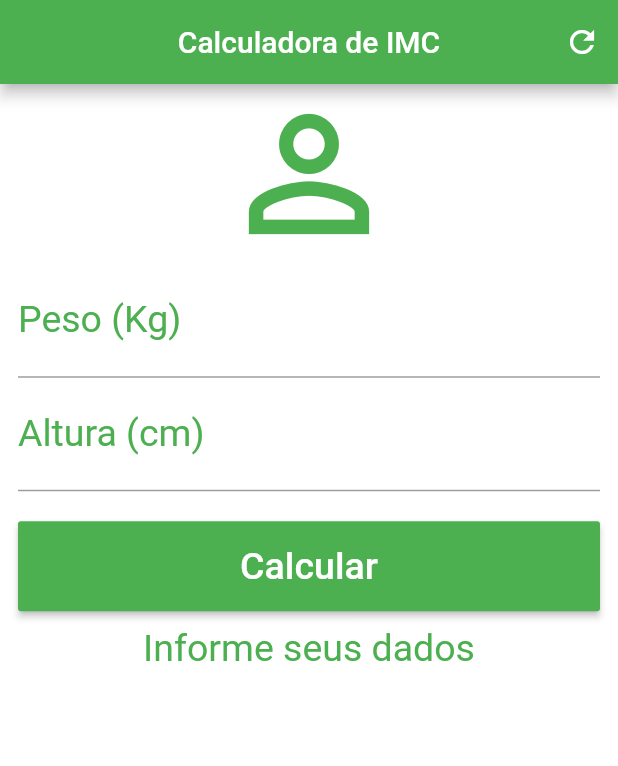
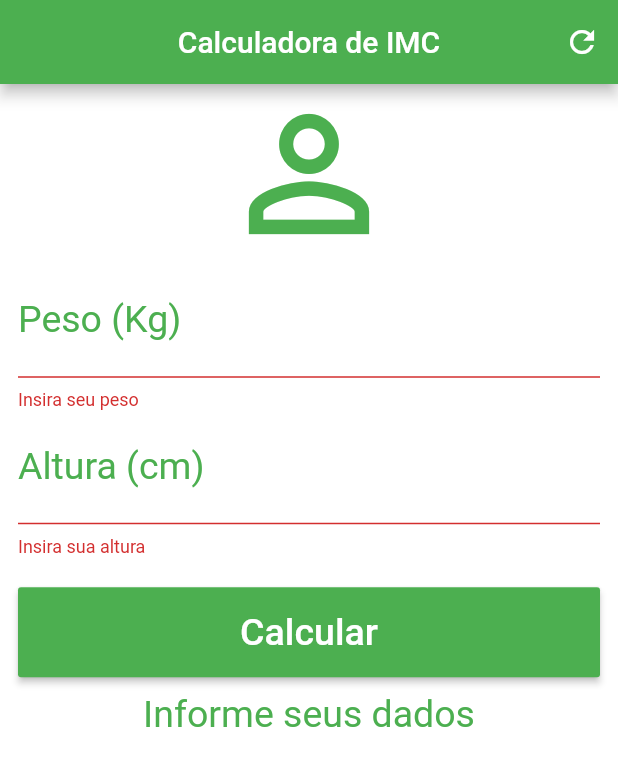
Before and after one commit to mvcbotelho/IMCFlutter, a Flutter app: the screen it shows after launch, after a tap on "Calcular", on a phone screen of 412 x 824 dp. Shown: the top 766 px of the screen. Run offline on Flutter 3.47's test engine with Material 2 defaults, Android fonts, the phone set to English and light mode, and no system bars.

```diff
--- a/lib/main.dart
+++ b/lib/main.dart
@@ -13,6 +13,8 @@ class Home extends StatefulWidget {
 class _HomeState extends State<Home> {
   TextEditingController weightController = TextEditingController();
   TextEditingController heightController = TextEditingController();
+
+  GlobalKey<FormState> _formValidation = GlobalKey<FormState>();
 
   String _infoText = 'Informe seus dados';
 
@@ -32,15 +34,15 @@ class _HomeState extends State<Home> {
       print(imc);
       if (imc < 18.6) {
         _infoText = "${imc.toStringAsPrecision(3)} - Abaixo do peso";
-      } else if (imc >= 18.6 && imc < 24.9){
+      } else if (imc >= 18.6 && imc < 24.9) {
         _infoText = "${imc.toStringAsPrecision(3)} - Peso ideal";
-      } else if (imc >= 24.9 && imc < 29.9){
+      } else if (imc >= 24.9 && imc < 29.9) {
         _infoText = "${imc.toStringAsPrecision(3)} - Levemente acima do peso";
-      } else if (imc >= 29.9 && imc < 34.9){
+      } else if (imc >= 29.9 && imc < 34.9) {
         _infoText = "${imc.toStringAsPrecision(3)} - Obesidade Grau I";
-      } else if (imc >= 34.9 && imc < 39.9){
+      } else if (imc >= 34.9 && imc < 39.9) {
         _infoText = "${imc.toStringAsPrecision(3)} - Obesidade Grau II";
-      } else if (imc >= 40){
+      } else if (imc >= 40) {
         _infoText = "${imc.toStringAsPrecision(3)} - Obesidade Grau III";
       }
     });
@@ -66,6 +68,8 @@ class _HomeState extends State<Home> {
         backgroundColor: Colors.white,
         body: SingleChildScrollView(
             padding: EdgeInsets.fromLTRB(12.0, 0.0, 12.0, 0.0),
+            child: Form(
+              key: _formValidation,
               child: Column(
                 crossAxisAlignment: CrossAxisAlignment.stretch,
                 children: <Widget>[
@@ -74,7 +78,7 @@ class _HomeState extends State<Home> {
                     size: 120.0,
                     color: Colors.green,
                   ),
-              TextField(
+                  TextFormField(
                     keyboardType: TextInputType.number,
                     decoration: InputDecoration(
                         labelText: 'Peso (Kg)',
@@ -82,8 +86,13 @@ class _HomeState extends State<Home> {
                     textAlign: TextAlign.center,
                     style: TextStyle(color: Colors.green, fontSize: 25.0),
                     controller: weightController,
+                    validator: (value) {
+                      if (value.isEmpty) {
+                        return "Insira seu peso";
+                      }
+                    },
                   ),
-              TextField(
+                  TextFormField(
                     keyboardType: TextInputType.number,
                     decoration: InputDecoration(
                         labelText: 'Altura (cm)',
@@ -91,13 +100,22 @@ class _HomeState extends State<Home> {
                     textAlign: TextAlign.center,
                     style: TextStyle(color: Colors.green, fontSize: 25.0),
                     controller: heightController,
+                    validator: (value) {
+                      if (value.isEmpty) {
+                        return "Insira sua altura";
+                      }
+                    },
                   ),
                   Padding(
                     padding: EdgeInsets.only(top: 20.0, bottom: 10.0),
                     child: Container(
                       height: 60.0,
                       child: RaisedButton(
-                    onPressed: _calculate,
+                        onPressed: () {
+                          if (_formValidation.currentState.validate()) {
+                            _calculate();
+                          }
+                        },
                         child: Text(
                           'Calcular',
                           style: TextStyle(color: Colors.white, fontSize: 25.0),
@@ -113,6 +131,6 @@ class _HomeState extends State<Home> {
                   )
                 ],
               ),
-        ));
+            )));
   }
 }
```
Lines whose indentation alone changed are shown as unchanged.
